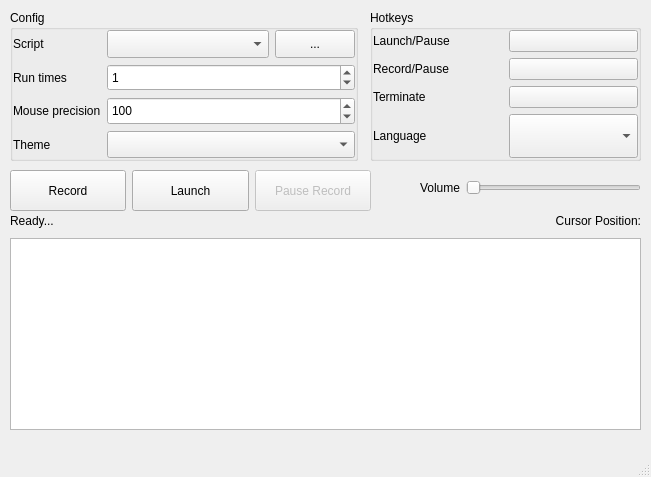
The window that UIView.ui (taojy123/KeymouseGo) describes before a commit, drawn with Qt 5.
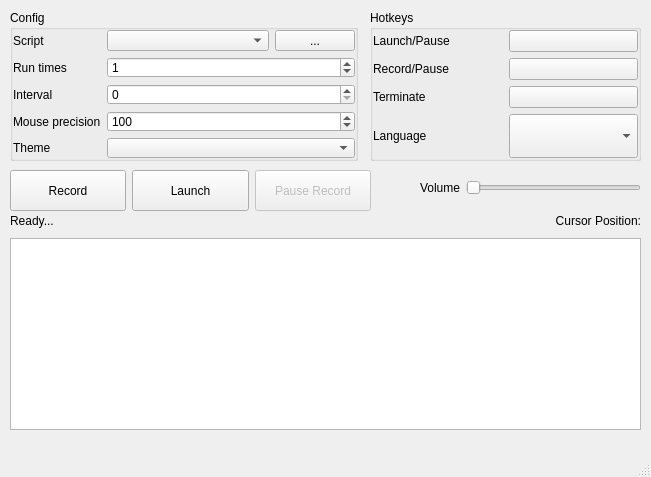
The same window after the commit. Icons and pictures are not drawn.

What changed in the file:
```diff
--- a/UIView.ui
+++ b/UIView.ui
@@ -265,30 +265,6 @@
       <number>0</number>
      </property>
      <item row="3" column="1">
-      <widget class="QComboBox" name="choice_theme">
-       <property name="sizePolicy">
-        <sizepolicy hsizetype="Minimum" vsizetype="Minimum">
-         <horstretch>0</horstretch>
-         <verstretch>0</verstretch>
-        </sizepolicy>
-       </property>
-      </widget>
-     </item>
-     <item row="2" column="0">
-      <widget class="QLabel" name="label_execute_interval">
-       <property name="text">
-        <string>Mouse precision</string>
-       </property>
-      </widget>
-     </item>
-     <item row="3" column="0">
-      <widget class="QLabel" name="label_theme">
-       <property name="text">
-        <string>Theme</string>
-       </property>
-      </widget>
-     </item>
-     <item row="2" column="1">
       <widget class="QSpinBox" name="mouse_move_interval_ms">
        <property name="sizePolicy">
         <sizepolicy hsizetype="Minimum" vsizetype="Minimum">
@@ -337,10 +313,17 @@
        </item>
       </layout>
      </item>
-     <item row="0" column="0">
-      <widget class="QLabel" name="label_script">
+     <item row="3" column="0">
+      <widget class="QLabel" name="label_execute_interval">
        <property name="text">
-        <string>Script</string>
+        <string>Mouse precision</string>
+       </property>
+      </widget>
+     </item>
+     <item row="4" column="0">
+      <widget class="QLabel" name="label_theme">
+       <property name="text">
+        <string>Theme</string>
        </property>
       </widget>
      </item>
@@ -367,6 +350,43 @@
        </property>
       </widget>
      </item>
+     <item row="4" column="1">
+      <widget class="QComboBox" name="choice_theme">
+       <property name="sizePolicy">
+        <sizepolicy hsizetype="Minimum" vsizetype="Minimum">
+         <horstretch>0</horstretch>
+         <verstretch>0</verstretch>
+        </sizepolicy>
+       </property>
+      </widget>
+     </item>
+     <item row="0" column="0">
+      <widget class="QLabel" name="label_script">
+       <property name="text">
+        <string>Script</string>
+       </property>
+      </widget>
+     </item>
+     <item row="2" column="0">
+      <widget class="QLabel" name="label_interval">
+       <property name="text">
+        <string>Interval</string>
+       </property>
+      </widget>
+     </item>
+     <item row="2" column="1">
+      <widget class="QSpinBox" name="interval">
+       <property name="sizePolicy">
+        <sizepolicy hsizetype="Minimum" vsizetype="Minimum">
+         <horstretch>0</horstretch>
+         <verstretch>0</verstretch>
+        </sizepolicy>
+       </property>
+       <property name="maximum">
+        <number>1000000000</number>
+       </property>
+      </widget>
+     </item>
     </layout>
    </widget>
   </widget>
```
Left out of the diff: 2 changed lines with no effect on the pictures.
